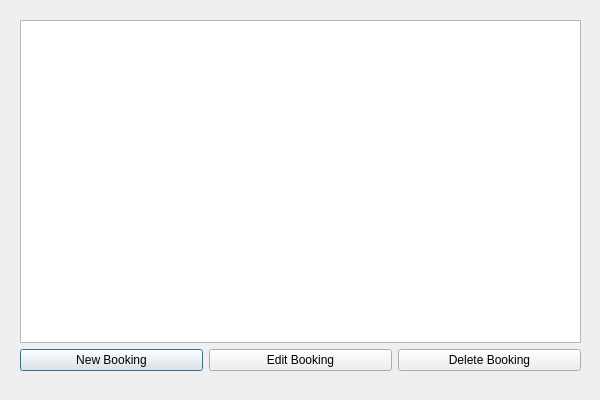
Before: the Qt Designer form src/booking-manager.ui in sc0000/hfmdd-video-system, drawn with Qt 5.
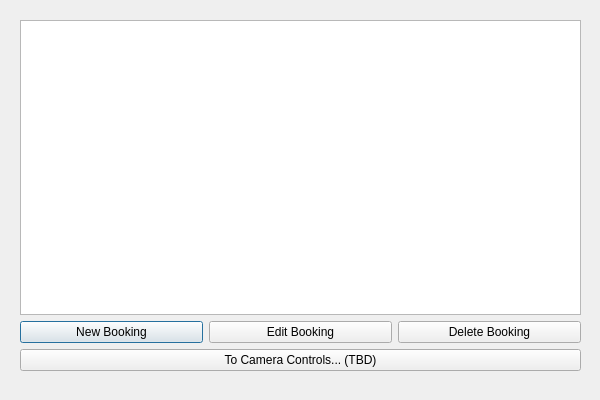
After: the same form once the commit is applied.

Commit message: associate preset w/ booking

```diff
--- a/src/booking-manager.ui
+++ b/src/booking-manager.ui
@@ -67,6 +67,13 @@
       </item>
      </layout>
     </item>
+    <item>
+     <widget class="QPushButton" name="toPTZControlsButton">
+      <property name="text">
+       <string>To Camera Controls... (TBD)</string>
+      </property>
+     </widget>
+    </item>
    </layout>
   </widget>
  </widget>
```
The commit also changes 9 other files.
